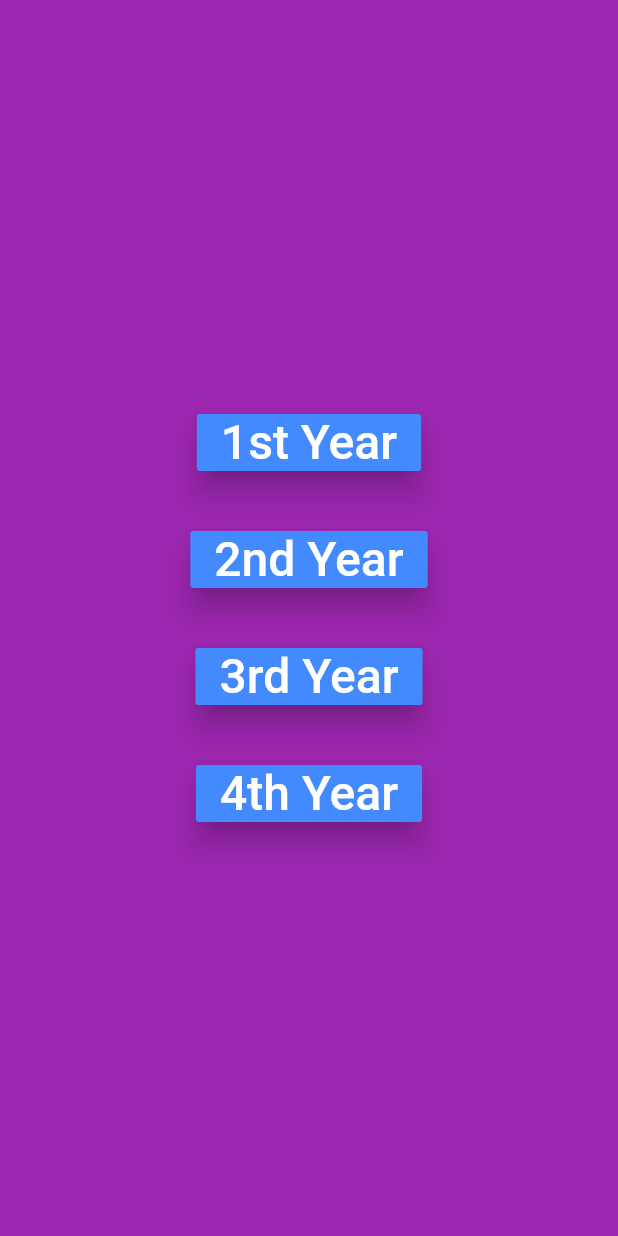
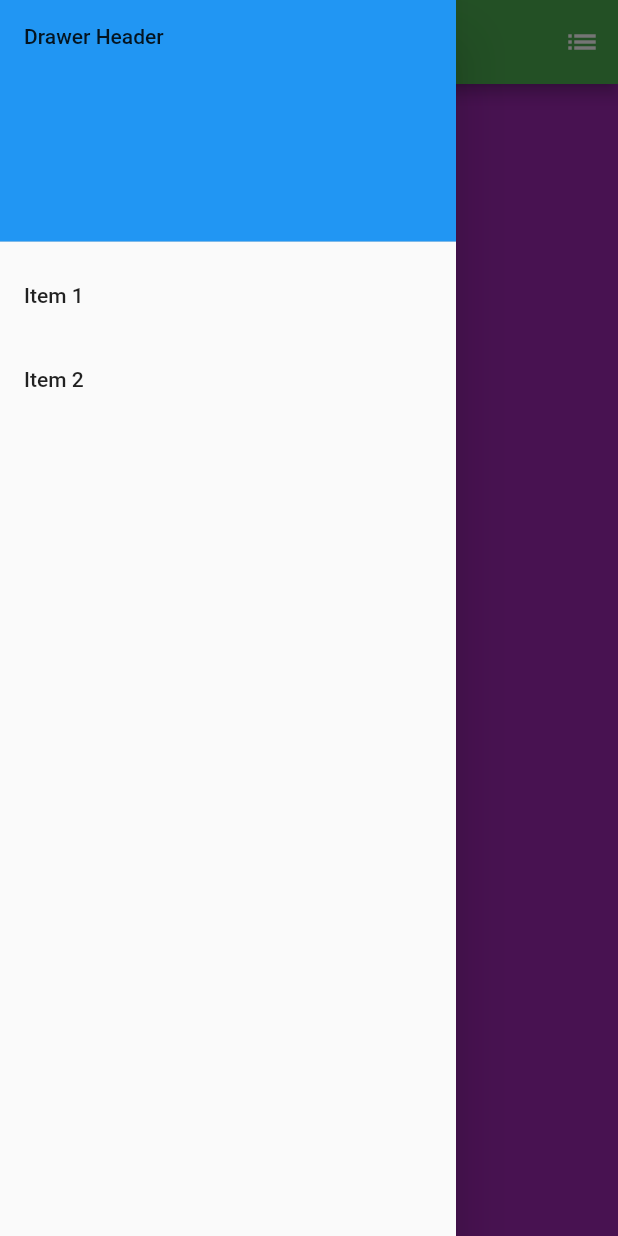
Before and after one commit to KoushikAI/first_trial, a Flutter app: the screen it shows after launch, with the side drawer open (before the commit the screen has no drawer), on a phone screen of 412 x 824 dp. Run offline on Flutter 3.47's test engine with Material 2 defaults, Android fonts, the phone set to English and light mode, and no system bars; our stand-ins replace splashscreen.

```diff
--- a/lib/main.dart
+++ b/lib/main.dart
@@ -38,6 +38,52 @@ class SecondScreen extends StatelessWidget {
   @override
   Widget build(BuildContext context) {
     return Scaffold(
+      appBar: AppBar(
+        backgroundColor: Colors.green,
+        actions: <Widget>[
+          IconButton(
+            icon: Icon(
+              Icons.list,
+            ),
+            onPressed: () {},
+          )
+        ],
+        title: Text(
+          "GCTC",
+          textAlign: TextAlign.center,
+        ),
+      ),
+      drawer: Drawer(
+        // Add a ListView to the drawer. This ensures the user can scroll
+        // through the options in the drawer if there isn't enough vertical
+        // space to fit everything.
+        child: ListView(
+          // Important: Remove any padding from the ListView.
+          padding: EdgeInsets.zero,
+          children: [
+            const DrawerHeader(
+              decoration: BoxDecoration(
+                color: Colors.blue,
+              ),
+              child: Text('Drawer Header'),
+            ),
+            ListTile(
+              title: const Text('Item 1'),
+              onTap: () {
+                // Update the state of the app.
+                // ...
+              },
+            ),
+            ListTile(
+              title: const Text('Item 2'),
+              onTap: () {
+                // Update the state of the app.
+                // ...
+              },
+            ),
+          ],
+        ),
+      ),
       backgroundColor: Colors.purple,
       body: Center(
         child: Container(
```
Also changed, not shown: 1 other file.
